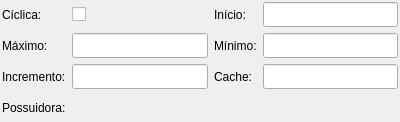
Qt form libpgmodeler_ui/ui/sequenciawidget.ui (pgmodeler/pgmodeler) before a commit.
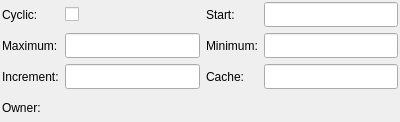
The same form after that commit.

What changed in the file:
```diff
--- a/libpgmodeler_ui/ui/sequenciawidget.ui
+++ b/libpgmodeler_ui/ui/sequenciawidget.ui
@@ -35,7 +35,7 @@
    <item row="0" column="0">
     <widget class="QLabel" name="ciclica_lbl">
      <property name="text">
-      <string>Cíclica:</string>
+      <string>Cyclic:</string>
      </property>
     </widget>
    </item>
@@ -49,7 +49,7 @@
    <item row="0" column="2">
     <widget class="QLabel" name="inicio_lbl">
      <property name="text">
-      <string>Início:</string>
+      <string>Start:</string>
      </property>
     </widget>
    </item>
@@ -77,7 +77,7 @@
    <item row="1" column="0">
     <widget class="QLabel" name="maximo_lbl">
      <property name="text">
-      <string>Máximo:</string>
+      <string>Maximum:</string>
      </property>
     </widget>
    </item>
@@ -105,7 +105,7 @@
    <item row="1" column="2">
     <widget class="QLabel" name="minimo_lbl">
      <property name="text">
-      <string>Mínimo:</string>
+      <string>Minimum:</string>
      </property>
     </widget>
    </item>
@@ -133,7 +133,7 @@
    <item row="2" column="0">
     <widget class="QLabel" name="incremento_lbl">
      <property name="text">
-      <string>Incremento:</string>
+      <string>Increment:</string>
      </property>
     </widget>
    </item>
@@ -189,7 +189,7 @@
    <item row="3" column="0">
     <widget class="QLabel" name="possuidora_lbl">
      <property name="text">
-      <string>Possuidora:</string>
+      <string>Owner:</string>
      </property>
     </widget>
    </item>
```
